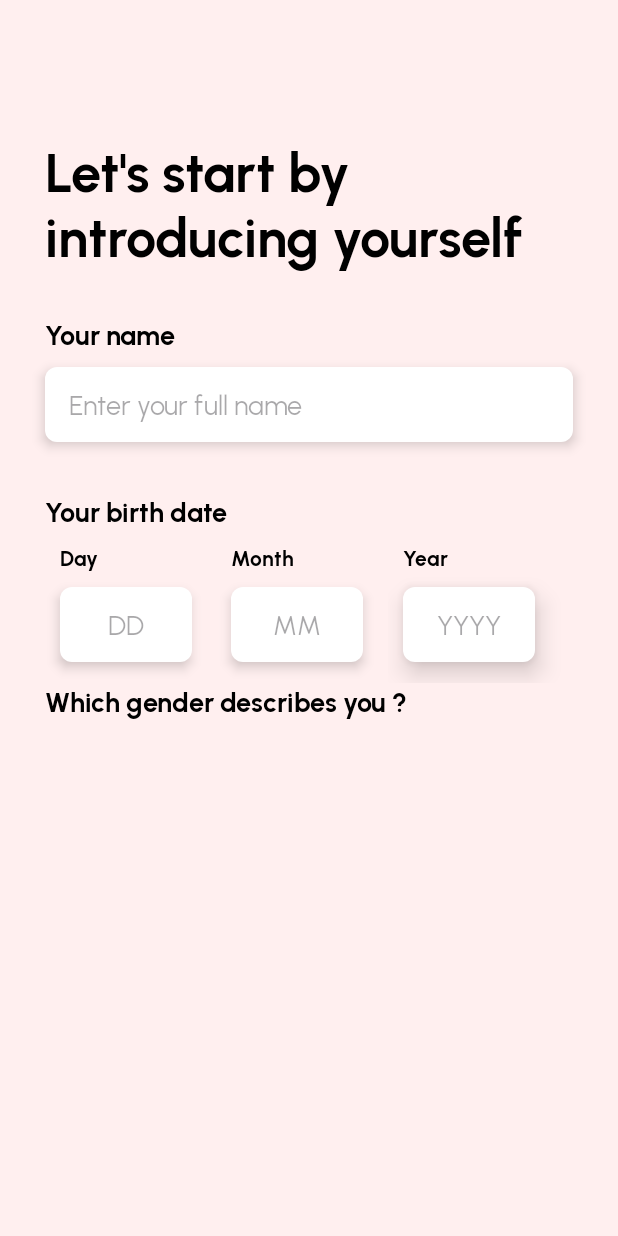
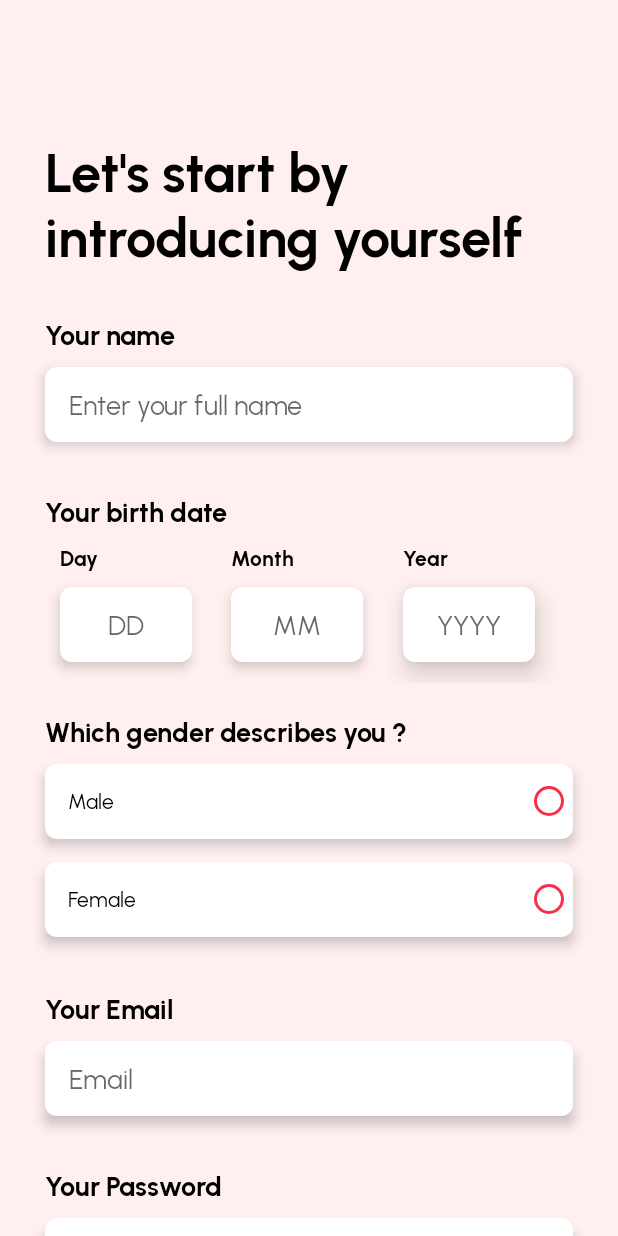
Before and after one commit to Laevateinn17/Verky, an Android app built with Jetpack Compose: the RegisterActivity screen opened directly, with no data from a screen before it, on a phone screen of 412 x 824 dp. Run offline under Robolectric (Android 15) with nearby library versions, the phone set to English and light mode, and no system bars.

Commit message:
added gender, email, password input on register activity

```diff
--- /dev/null
+++ b/app/src/main/res/drawable/baseline_radio_button_checked_24.xml
@@ -0,0 +1,5 @@
+<vector xmlns:android="http://schemas.android.com/apk/res/android" android:height="24dp" android:tint="@color/primary" android:viewportHeight="24" android:viewportWidth="24" android:width="24dp">
+
+    <path android:fillColor="@android:color/white" android:pathData="M12,7c-2.76,0 -5,2.24 -5,5s2.24,5 5,5 5,-2.24 5,-5 -2.24,-5 -5,-5zM12,2C6.48,2 2,6.48 2,12s4.48,10 10,10 10,-4.48 10,-10S17.52,2 12,2zM12,20c-4.42,0 -8,-3.58 -8,-8s3.58,-8 8,-8 8,3.58 8,8 -3.58,8 -8,8z"/>
+
+</vector>
--- /dev/null
+++ b/app/src/main/res/drawable/baseline_radio_button_unchecked_24.xml
@@ -0,0 +1,5 @@
+<vector xmlns:android="http://schemas.android.com/apk/res/android" android:height="24dp" android:tint="@color/primary" android:viewportHeight="24" android:viewportWidth="24" android:width="24dp">
+
+    <path android:fillColor="@android:color/holo_blue_bright" android:pathData="M12,2C6.48,2 2,6.48 2,12s4.48,10 10,10 10,-4.48 10,-10S17.52,2 12,2zM12,20c-4.42,0 -8,-3.58 -8,-8s3.58,-8 8,-8 8,3.58 8,8 -3.58,8 -8,8z"/>
+
+</vector>
--- a/app/src/main/res/drawable/custom_input.xml
+++ b/app/src/main/res/drawable/custom_input.xml
@@ -1,8 +1,14 @@
 <?xml version="1.0" encoding="utf-8"?>
 <selector xmlns:android="http://schemas.android.com/apk/res/android">
-    <item android:state_enabled="true" android:state_focused="true">
+    <item android:state_enabled="true" android:state_focused="true" android:state_checked="false">
         <shape android:shape="rectangle">
             <solid android:color="@color/white"/>
+            <corners android:radius="8dp"/>
+        </shape>
+    </item>
+    <item android:state_enabled="true" android:state_focused="true" android:state_checked="true">
+        <shape android:shape="rectangle">
+            <solid android:color="@color/primary"/>
             <corners android:radius="8dp"/>
         </shape>
     </item>
--- /dev/null
+++ b/app/src/main/res/drawable/custom_radio_button.xml
@@ -0,0 +1,8 @@
+<?xml version="1.0" encoding="utf-8"?>
+<selector xmlns:android="http://schemas.android.com/apk/res/android">
+    <item android:drawable="@drawable/baseline_radio_button_unchecked_24" android:state_checked="false"
+        />
+    <item android:drawable="@drawable/baseline_radio_button_checked_24" android:state_checked="true"
+        />
+
+</selector>
--- a/app/src/main/res/layout/activity_register.xml
+++ b/app/src/main/res/layout/activity_register.xml
@@ -167,11 +167,13 @@
                        />
                </LinearLayout>
            </LinearLayout>
+        </LinearLayout>
         <LinearLayout
-                android:layout_width="wrap_content"
+            android:layout_width="match_parent"
             android:layout_height="wrap_content"
             android:layout_weight="1.5"
             android:orientation="vertical"
+            android:layout_marginVertical="10dp"
             >
             <TextView
                 android:layout_width="wrap_content"
@@ -182,7 +184,90 @@
                 android:layout_marginBottom="10dp"
                 android:layout_marginHorizontal="30dp"
                 />
+            <RadioGroup
+                android:layout_width="match_parent"
+                android:layout_height="wrap_content"
+                android:orientation="vertical"
+                >
+                <RadioButton
+                    android:layout_width="match_parent"
+                    android:layout_height="50dp"
+                    android:text="@string/gender_input_male"
+                    android:layoutDirection="rtl"
+                    android:paddingHorizontal="15dp"
+                    android:layout_marginHorizontal="30dp"
+                    android:elevation="5dp"
+                    android:layout_marginBottom="15dp"
+                    android:background="@drawable/custom_input"
+                    android:buttonTint="@color/primary"
+                    />
+                <RadioButton
+                    android:layout_width="match_parent"
+                    android:layout_height="50dp"
+                    android:text="@string/gender_input_female"
+                    android:layoutDirection="rtl"
+                    android:paddingHorizontal="15dp"
+                    android:layout_marginHorizontal="30dp"
+                    android:layout_marginBottom="15dp"
+                    android:elevation="5dp"
+                    android:background="@drawable/custom_input"
+                    android:buttonTint="@color/primary"
+                    />
+            </RadioGroup>
         </LinearLayout>
+        <LinearLayout
+            android:layout_width="match_parent"
+            android:layout_height="wrap_content"
+            android:orientation="vertical"
+            android:layout_marginVertical="10dp"
+            >
+            <TextView
+                android:layout_width="wrap_content"
+                android:layout_height="wrap_content"
+                android:text="@string/email_input_label"
+                android:textSize="18sp"
+                android:fontFamily="@font/urbanist_bold"
+                android:layout_marginBottom="10dp"
+                android:layout_marginHorizontal="30dp"
+                />
+            <EditText
+                android:layout_width="match_parent"
+                android:layout_height="50dp"
+                android:ems="20"
+                android:background="@drawable/custom_input"
+                android:elevation="5dp"
+                android:layout_marginHorizontal="30dp"
+                android:layout_marginBottom="14dp"
+                android:paddingHorizontal="16dp"
+                android:hint="@string/email_input_hint"
+                />
+        </LinearLayout>
+        <LinearLayout
+            android:layout_width="match_parent"
+            android:layout_height="wrap_content"
+            android:orientation="vertical"
+            android:layout_marginVertical="10dp"
+            >
+            <TextView
+                android:layout_width="wrap_content"
+                android:layout_height="wrap_content"
+                android:text="@string/password_input_label"
+                android:textSize="18sp"
+                android:fontFamily="@font/urbanist_bold"
+                android:layout_marginBottom="10dp"
+                android:layout_marginHorizontal="30dp"
+                />
+            <EditText
+                android:layout_width="match_parent"
+                android:layout_height="50dp"
+                android:ems="20"
+                android:background="@drawable/custom_input"
+                android:elevation="5dp"
+                android:layout_marginHorizontal="30dp"
+                android:layout_marginBottom="14dp"
+                android:paddingHorizontal="16dp"
+                android:hint="@string/password_input_hint"
+                />
         </LinearLayout>
     </LinearLayout>
 
--- a/app/src/main/res/values-night/themes.xml
+++ b/app/src/main/res/values-night/themes.xml
@@ -1,6 +1,6 @@
 <resources xmlns:tools="http://schemas.android.com/tools">
     <!-- Base application theme. -->
-    <style name="Theme.Verky" parent="Theme.MaterialComponents.DayNight.NoActionBar">
+    <style name="Theme.Verky" parent="Theme.AppCompat.DayNight.NoActionBar">
         <item name="android:fontFamily">@font/urbanist_regular</item>
         <item name="android:textColor">@color/black</item>
         <!-- Primary brand color. -->
--- a/app/src/main/res/values/strings.xml
+++ b/app/src/main/res/values/strings.xml
@@ -14,5 +14,9 @@
     <string name="month_input_label">Month</string>
     <string name="year_input_label">Year</string>
     <string name="gender_input_label">Which gender describes you ?</string>
+    <string name="gender_input_male">Male</string>
+    <string name="gender_input_female">Female</string>
+    <string name="email_input_label">Your Email</string>
+    <string name="password_input_label">Your Password</string>
 
 </resources>
--- a/app/src/main/res/values/themes.xml
+++ b/app/src/main/res/values/themes.xml
@@ -1,6 +1,6 @@
 <resources xmlns:tools="http://schemas.android.com/tools">
     <!-- Base application theme. -->
-    <style name="Theme.Verky" parent="Theme.Material3.DayNight.NoActionBar">
+    <style name="Theme.Verky" parent="Theme.AppCompat.Light.NoActionBar">
         <!-- Primary brand color. -->
         <item name="android:fontFamily">@font/urbanist_regular</item>
         <item name="android:textColor">@color/black</item>
```
Lines whose indentation alone changed are shown as unchanged.
